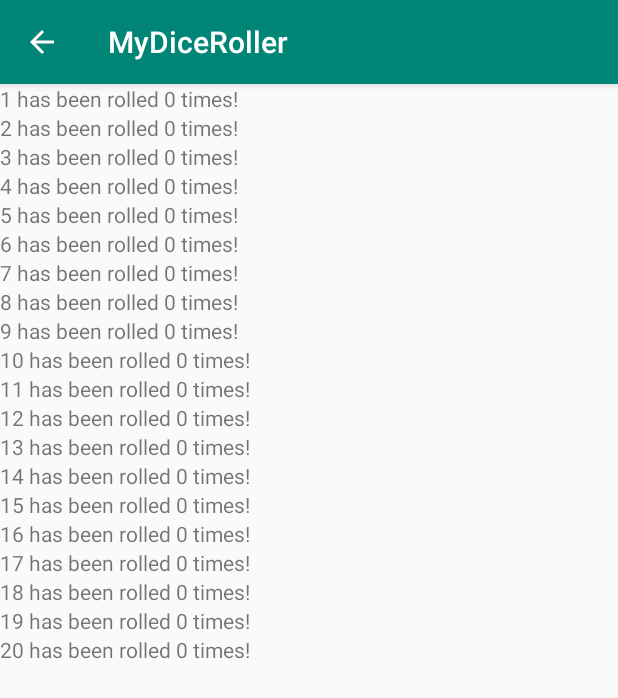
After one commit to jfk17a/MyDiceRoller, an Android app: the StatsActivity screen opened directly, with no data from a screen before it, on a phone screen of 412 x 824 dp. The commit adds this screen. Shown: the top 698 px of the screen. Run offline under Robolectric (Android 15) with nearby library versions, the phone set to English and light mode, and no system bars.

Commit message:
implemented stat board using FAB, can't update stats yet.

```diff
--- a/app/build.gradle
+++ b/app/build.gradle
@@ -26,4 +26,5 @@ dependencies {
     testImplementation 'junit:junit:4.12'
     androidTestImplementation 'androidx.test:runner:1.1.1'
     androidTestImplementation 'androidx.test.espresso:espresso-core:3.1.1'
+    implementation 'com.google.android.material:material:1.0.0'
 }
--- a/app/src/main/AndroidManifest.xml
+++ b/app/src/main/AndroidManifest.xml
@@ -18,7 +18,10 @@
                 <category android:name="android.intent.category.LAUNCHER" />
             </intent-filter>
         </activity>
-        <activity android:name=".MainActivity"></activity>
+        <activity android:name=".MainActivity" />
+        <activity android:name=".StatsActivity"
+            android:label="@string/app_name"
+            android:parentActivityName=".MainActivity"></activity>
     </application>
 
 </manifest>
--- /dev/null
+++ b/app/src/main/java/com/example/mydiceroller/StatsActivity.java
@@ -0,0 +1,66 @@
+package com.example.mydiceroller;
+
+import androidx.appcompat.app.AppCompatActivity;
+
+import android.content.Context;
+import android.content.SharedPreferences;
+import android.os.Bundle;
+import android.widget.TextView;
+
+public class StatsActivity extends AppCompatActivity {
+
+    public static TextView rollNum1, rollNum2, rollNum3, rollNum4, rollNum5, rollNum6, rollNum7, rollNum8, rollNum9, rollNum10, rollNum11, rollNum12, rollNum13, rollNum14, rollNum15, rollNum16, rollNum17, rollNum18, rollNum19, rollNum20;
+
+    @Override
+    protected void onCreate(Bundle savedInstanceState) {
+        super.onCreate(savedInstanceState);
+        setContentView(R.layout.activity_stats);
+        updateStats();
+    }
+
+    public void updateStats() {
+        SharedPreferences sharedPref = getPreferences(Context.MODE_PRIVATE);
+        int defaultValue = getResources().getInteger(R.integer.default_value_key);
+        rollNum1 = findViewById(R.id.roll1);
+        rollNum2 = findViewById(R.id.roll2);
+        rollNum3 = findViewById(R.id.roll3);
+        rollNum4 = findViewById(R.id.roll4);
+        rollNum5 = findViewById(R.id.roll5);
+        rollNum6 = findViewById(R.id.roll6);
+        rollNum7 = findViewById(R.id.roll7);
+        rollNum8 = findViewById(R.id.roll8);
+        rollNum9 = findViewById(R.id.roll9);
+        rollNum10 = findViewById(R.id.roll10);
+        rollNum11 = findViewById(R.id.roll11);
+        rollNum12 = findViewById(R.id.roll12);
+        rollNum13 = findViewById(R.id.roll13);
+        rollNum14 = findViewById(R.id.roll14);
+        rollNum15 = findViewById(R.id.roll15);
+        rollNum16 = findViewById(R.id.roll16);
+        rollNum17 = findViewById(R.id.roll17);
+        rollNum18 = findViewById(R.id.roll18);
+        rollNum19 = findViewById(R.id.roll19);
+        rollNum20 = findViewById(R.id.roll20);
+        rollNum1.setText("1 has been rolled " + sharedPref.getInt(getString(R.string.roll_1), defaultValue) + " times!");
+        rollNum2.setText("2 has been rolled " + sharedPref.getInt(getString(R.string.roll_2), defaultValue) + " times!");
+        rollNum3.setText("3 has been rolled " + sharedPref.getInt(getString(R.string.roll_3), defaultValue) + " times!");
+        rollNum4.setText("4 has been rolled " + sharedPref.getInt(getString(R.string.roll_4), defaultValue) + " times!");
+        rollNum5.setText("5 has been rolled " + sharedPref.getInt(getString(R.string.roll_5), defaultValue) + " times!");
+        rollNum6.setText("6 has been rolled " + sharedPref.getInt(getString(R.string.roll_6), defaultValue) + " times!");
+        rollNum7.setText("7 has been rolled " + sharedPref.getInt(getString(R.string.roll_7), defaultValue) + " times!");
+        rollNum8.setText("8 has been rolled " + sharedPref.getInt(getString(R.string.roll_8), defaultValue) + " times!");
+        rollNum9.setText("9 has been rolled " + sharedPref.getInt(getString(R.string.roll_9), defaultValue) + " times!");
+        rollNum10.setText("10 has been rolled " + sharedPref.getInt(getString(R.string.roll_10), defaultValue)+ " times!");
+        rollNum11.setText("11 has been rolled " + sharedPref.getInt(getString(R.string.roll_11), defaultValue)+ " times!");
+        rollNum12.setText("12 has been rolled " + sharedPref.getInt(getString(R.string.roll_12), defaultValue)+ " times!");
+        rollNum13.setText("13 has been rolled " + sharedPref.getInt(getString(R.string.roll_13), defaultValue)+ " times!");
+        rollNum14.setText("14 has been rolled " + sharedPref.getInt(getString(R.string.roll_14), defaultValue)+ " times!");
+        rollNum15.setText("15 has been rolled " + sharedPref.getInt(getString(R.string.roll_15), defaultValue)+ " times!");
+        rollNum16.setText("16 has been rolled " + sharedPref.getInt(getString(R.string.roll_16), defaultValue)+ " times!");
+        rollNum17.setText("17 has been rolled " + sharedPref.getInt(getString(R.string.roll_17), defaultValue)+ " times!");
+        rollNum18.setText("18 has been rolled " + sharedPref.getInt(getString(R.string.roll_18), defaultValue)+ " times!");
+        rollNum19.setText("19 has been rolled " + sharedPref.getInt(getString(R.string.roll_19), defaultValue)+ " times!");
+        rollNum20.setText("20 has been rolled " + sharedPref.getInt(getString(R.string.roll_20), defaultValue)+ " times!");
+    }
+
+}
--- /dev/null
+++ b/app/src/main/res/layout/activity_stats.xml
@@ -0,0 +1,134 @@
+<?xml version="1.0" encoding="utf-8"?>
+<androidx.appcompat.widget.LinearLayoutCompat xmlns:android="http://schemas.android.com/apk/res/android"
+    xmlns:app="http://schemas.android.com/apk/res-auto"
+    xmlns:tools="http://schemas.android.com/tools"
+    android:layout_width="match_parent"
+    android:layout_height="match_parent"
+    tools:context=".StatsActivity">
+
+    <LinearLayout
+        android:layout_width="match_parent"
+        android:layout_height="match_parent"
+        android:orientation="vertical">
+
+        <TextView
+            android:id="@+id/roll1"
+            android:layout_width="match_parent"
+            android:layout_height="wrap_content"
+            android:text="TextView" />
+
+        <TextView
+            android:id="@+id/roll2"
+            android:layout_width="match_parent"
+            android:layout_height="wrap_content"
+            android:text="TextView" />
+
+        <TextView
+            android:id="@+id/roll3"
+            android:layout_width="match_parent"
+            android:layout_height="wrap_content"
+            android:text="TextView" />
+
+        <TextView
+            android:id="@+id/roll4"
+            android:layout_width="match_parent"
+            android:layout_height="wrap_content"
+            android:text="TextView" />
+
+        <TextView
+            android:id="@+id/roll5"
+            android:layout_width="match_parent"
+            android:layout_height="wrap_content"
+            android:text="TextView" />
+
+        <TextView
+            android:id="@+id/roll6"
+            android:layout_width="match_parent"
+            android:layout_height="wrap_content"
+            android:text="TextView" />
+
+        <TextView
+            android:id="@+id/roll7"
+            android:layout_width="match_parent"
+            android:layout_height="wrap_content"
+            android:text="TextView" />
+
+        <TextView
+            android:id="@+id/roll8"
+            android:layout_width="match_parent"
+            android:layout_height="wrap_content"
+            android:text="TextView" />
+
+        <TextView
+            android:id="@+id/roll9"
+            android:layout_width="match_parent"
+            android:layout_height="wrap_content"
+            android:text="TextView" />
+
+        <TextView
+            android:id="@+id/roll10"
+            android:layout_width="match_parent"
+            android:layout_height="wrap_content"
+            android:text="TextView" />
+
+        <TextView
+            android:id="@+id/roll11"
+            android:layout_width="match_parent"
+            android:layout_height="wrap_content"
+            android:text="TextView" />
+
+        <TextView
+            android:id="@+id/roll12"
+            android:layout_width="match_parent"
+            android:layout_height="wrap_content"
+            android:text="TextView" />
+
+        <TextView
+            android:id="@+id/roll13"
+            android:layout_width="match_parent"
+            android:layout_height="wrap_content"
+            android:text="TextView" />
+
+        <TextView
+            android:id="@+id/roll14"
+            android:layout_width="match_parent"
+            android:layout_height="wrap_content"
+            android:text="TextView" />
+
+        <TextView
+            android:id="@+id/roll15"
+            android:layout_width="match_parent"
+            android:layout_height="wrap_content"
+            android:text="TextView" />
+
+        <TextView
+            android:id="@+id/roll16"
+            android:layout_width="match_parent"
+            android:layout_height="wrap_content"
+            android:text="TextView" />
+
+        <TextView
+            android:id="@+id/roll17"
+            android:layout_width="match_parent"
+            android:layout_height="wrap_content"
+            android:text="TextView" />
+
+        <TextView
+            android:id="@+id/roll18"
+            android:layout_width="match_parent"
+            android:layout_height="wrap_content"
+            android:text="TextView" />
+
+        <TextView
+            android:id="@+id/roll19"
+            android:layout_width="match_parent"
+            android:layout_height="wrap_content"
+            android:text="TextView" />
+
+        <TextView
+            android:id="@+id/roll20"
+            android:layout_width="match_parent"
+            android:layout_height="wrap_content"
+            android:text="TextView" />
+    </LinearLayout>
+</androidx.appcompat.widget.LinearLayoutCompat>
--- /dev/null
+++ b/app/src/main/res/values/integer.xml
@@ -0,0 +1,5 @@
+<?xml version="1.0" encoding="utf-8"?>
+<resources>
+    <integer name="saved_times_pressed_default_key">0</integer>
+    <integer name="default_value_key">0</integer>
+</resources>
--- a/app/src/main/res/values/strings.xml
+++ b/app/src/main/res/values/strings.xml
@@ -1,3 +1,23 @@
 <resources>
     <string name="app_name">MyDiceRoller</string>
+    <string name="roll_1">number_1_rolled</string>
+    <string name="roll_2">number_2_rolled</string>
+    <string name="roll_3">number_3_rolled</string>
+    <string name="roll_4">number_4_rolled</string>
+    <string name="roll_5">number_5_rolled</string>
+    <string name="roll_6">number_6_rolled</string>
+    <string name="roll_7">number_7_rolled</string>
+    <string name="roll_8">number_8_rolled</string>
+    <string name="roll_9">number_9_rolled</string>
+    <string name="roll_10">number_10_rolled</string>
+    <string name="roll_11">number_11_rolled</string>
+    <string name="roll_12">number_12_rolled</string>
+    <string name="roll_13">number_13_rolled</string>
+    <string name="roll_14">number_14_rolled</string>
+    <string name="roll_15">number_15_rolled</string>
+    <string name="roll_16">number_16_rolled</string>
+    <string name="roll_17">number_17_rolled</string>
+    <string name="roll_18">number_18_rolled</string>
+    <string name="roll_19">number_19_rolled</string>
+    <string name="roll_20">number_20_rolled</string>
 </resources>
```
Also changed, not shown: app/src/main/java/com/example/mydiceroller/MainActivity.java (+82 -3 lines), app/src/main/res/layout-h600dp-port/activity_main.xml (+11 -0 lines), app/src/main/res/layout-land/activity_main.xml (+11 -0 lines).
